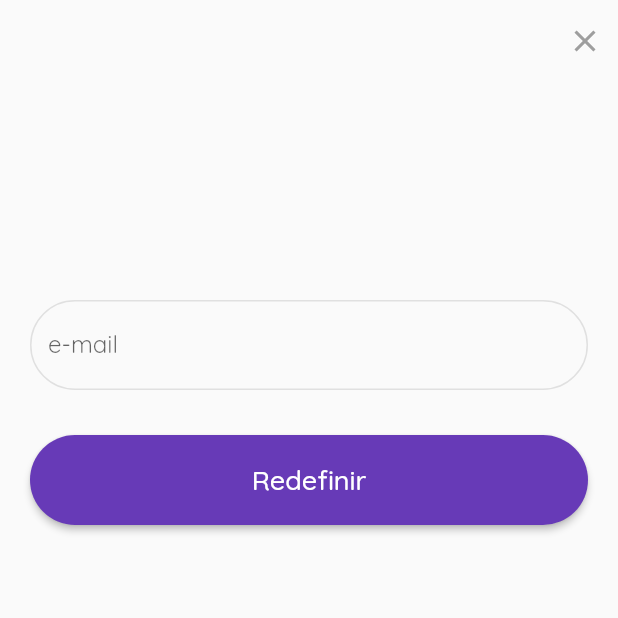
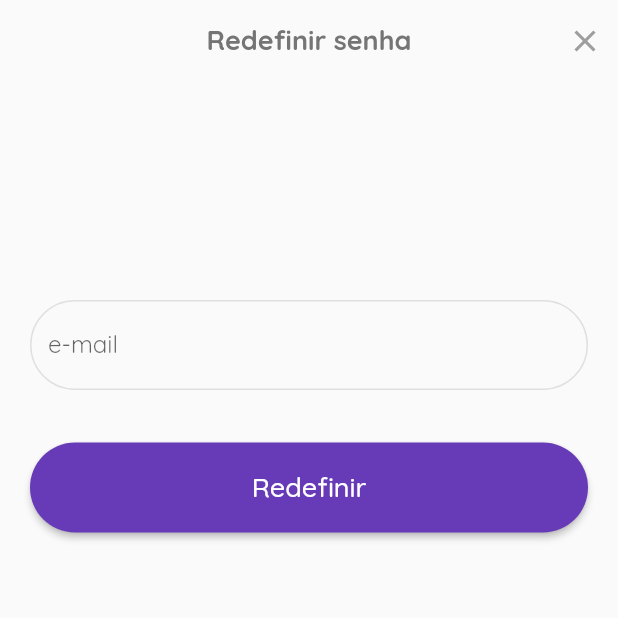
Before and after one commit to LucasPitol/waste, a Flutter app: the screen it shows after launch, after a tap on "Entrar", after a tap on "Recuperar", on a phone screen of 412 x 824 dp, the top half of it. Run offline on Flutter 3.47's test engine with Material 2 defaults, Android fonts, the phone set to English and light mode, and no system bars; our stand-ins replace cloud_firestore, flutter_datetime_picker, flutter_masked_text, flutter_multi_formatter, flutter_phoenix, google_fonts and 2 more; missing offline and left inert: mailer2; accounts and stored records are empty.

Commit message:
DP-DEV-16 tarefa 10: Progress

```diff
--- a/waste_app/lib/pages/login/reset_password_component.dart
+++ b/waste_app/lib/pages/login/reset_password_component.dart
@@ -17,19 +17,34 @@ class _ResetPasswordComponentState extends State<ResetPasswordComponent> {
   UserDto userDto = AuthService.currentUser;
   final _formKey = GlobalKey<FormState>();
   TextEditingController userMailController;
+  AuthService authService;
 
   _ResetPasswordComponentState(String userMail) {
+    this.authService = AuthService();
     this.userMailController = TextEditingController();
     this.userMailController.text = userMail.trim();
   }
 
-  _goBack()
-  {
+  _goBack() {
     Navigator.pop(context, false);
   }
 
-  _register() {
-    print('reset');
+  _resetPassword() async {
+    setState(() {
+      this.loading = true;
+    });
+
+    String mail = this.userMailController.text;
+
+    // String error = await authService.sendResetPasswordEmail(mail);
+
+    // if (error == null || error.isEmpty) {
+    //   String text = 'Enviamos um link para escolher uma nova senha';
+    //   await _openInfoDialog('Verifique seu email', text);
+    //   Navigator.pop(context, true);
+    // } else {
+    //   await _openInfoDialog('Ops...', error);
+    // }
   }
 
   @override
@@ -70,7 +85,7 @@ class _ResetPasswordComponentState extends State<ResetPasswordComponent> {
                     ),
                     Container(
                       margin: EdgeInsets.only(
-                          top: 10, bottom: 20, left: 20, right: 20),
+                          top: 15, bottom: 20, left: 20, right: 20),
                       child: ButtonTheme(
                         minWidth: double.infinity,
                         height: 60.0,
@@ -83,7 +98,7 @@ class _ResetPasswordComponentState extends State<ResetPasswordComponent> {
                               setState(() {
                                 loading = true;
                               });
-                              await _register();
+                              await _resetPassword();
                             }
                             setState(() {
                               loading = false;
@@ -118,6 +133,18 @@ class _ResetPasswordComponentState extends State<ResetPasswordComponent> {
                   },
                 ),
               ),
+              Container(
+                margin: EdgeInsets.only(top: 15),
+                alignment: Alignment.topCenter,
+                child: Text(
+                  'Redefinir senha',
+                  style: TextStyle(
+                    color: Colors.grey.shade600,
+                    fontWeight: FontWeight.bold,
+                    fontSize: 18,
+                  ),
+                ),
+              ),
             ],
           ),
         ),
```
